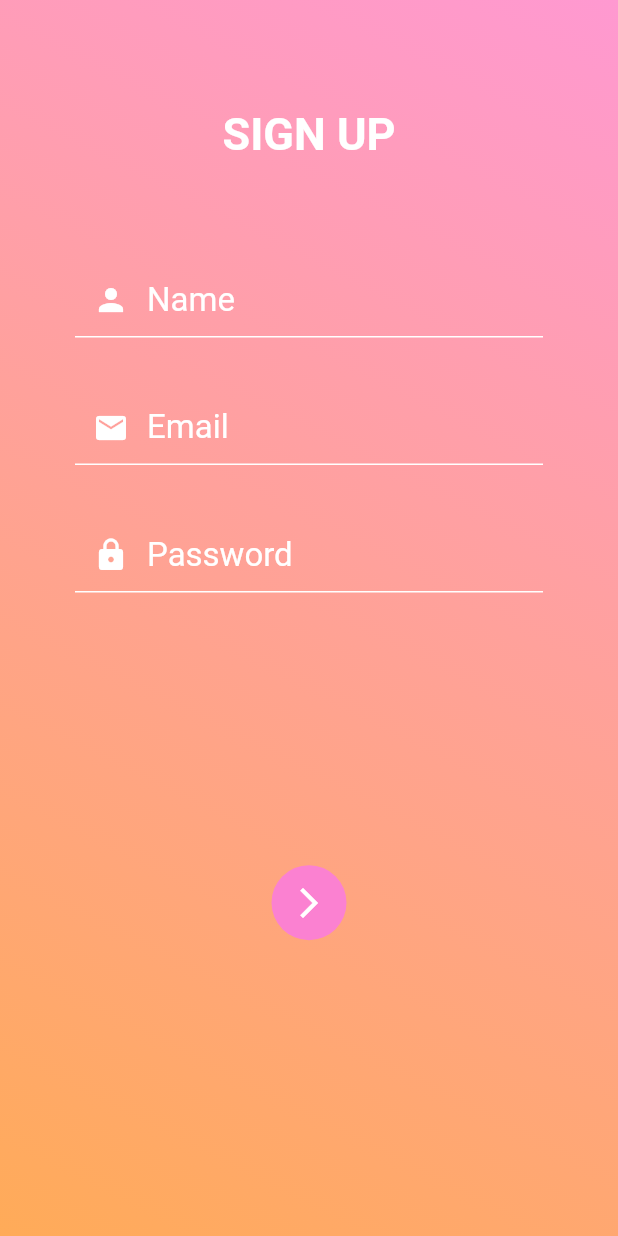
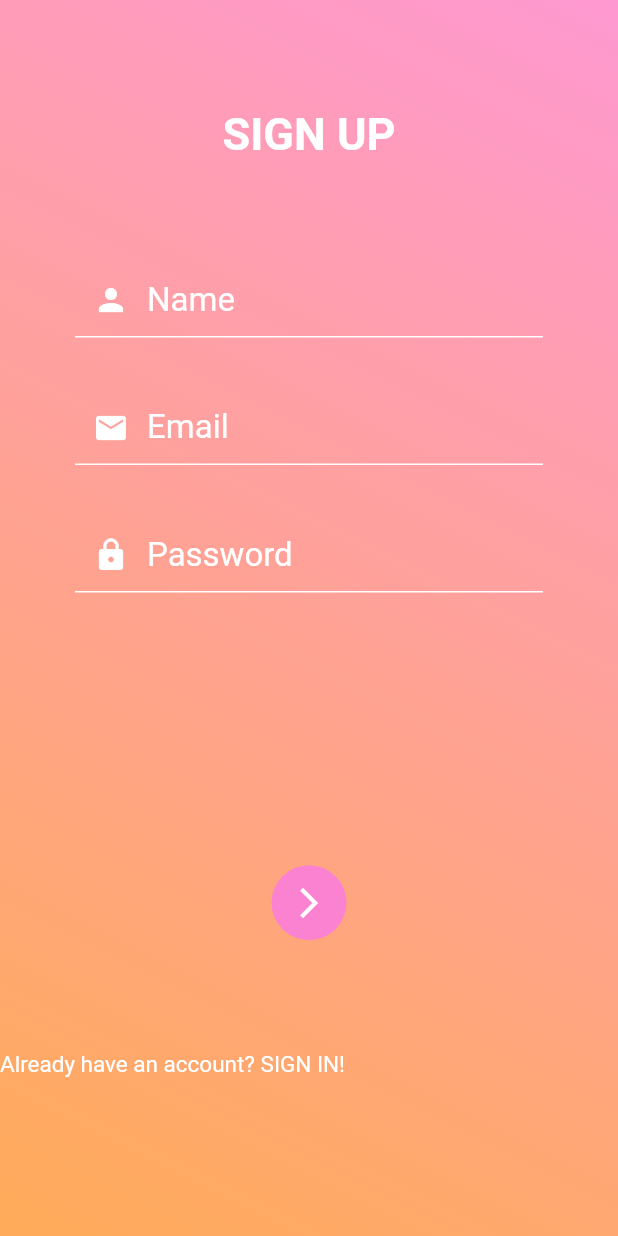
Before and after one commit to Omine100/Thirty, a Flutter app: the screen it shows after launch, after a tap on "SIGN UP", on a phone screen of 412 x 824 dp. Run offline on Flutter 3.47's test engine with Material 2 defaults, Android fonts, the phone set to English and light mode, and no system bars; our stand-ins replace cloud_firestore, firebase_auth; accounts and stored records are empty.

Commit message:
login.dart update
Trying to get a new alternative login option thing going, like switching between login and signup, not google sign in and stuff like that

```diff
--- a/thirty_1.0/thirty/lib/pages/login.dart
+++ b/thirty_1.0/thirty/lib/pages/login.dart
@@ -27,7 +27,13 @@ class _LoginScreenState extends State<LoginScreen> {
   //Variable initialization
   final _formKey = GlobalKey<FormState>();
   String _name, _email, _password, _errorMessage;
-  bool _isLoading, _isVisible = false;
+  bool _isLoading, _isVisible = false, _isSignIn;
+
+  //Mechanics: Initial state
+  void initState() {
+    super.initState();
+    _isSignIn = widget.isSignIn;
+  }
 
   //Mechanics: Reset the form
   void resetForm() {
@@ -131,6 +137,22 @@ class _LoginScreenState extends State<LoginScreen> {
       child: Icon(
         _isVisible ? Icons.visibility : Icons.visibility_off,
         color: Theme.of(context).colorScheme.loginTitleColor,
+      ),
+    );
+  }
+
+  //User interface: Show alternative button
+  Widget showAlternativeButton() {
+    return new Text(
+      _isSignIn
+          ? "Don't have an account? SIGN UP!"
+          : "Already have an account? SIGN IN!",
+      style: TextStyle(
+        color: Theme.of(context).colorScheme.loginAlternativeButtonTextColor,
+        fontSize:
+            Theme.of(context).textTheme.loginAlternativeButtonTextFontSize,
+        fontWeight:
+            Theme.of(context).typography.loginAlternativeButtonTextFontWeight,
       ),
     );
   }
@@ -242,6 +264,18 @@ class _LoginScreenState extends State<LoginScreen> {
               ),
               Positioned(
                 top: themes.getPosition(
+                    context, true, "loginAlternativeButtonPosition"),
+                child: GestureDetector(
+                  onTap: () {
+                    setState(() {
+                      _isSignIn = !_isSignIn;
+                    });
+                  },
+                  child: showAlternativeButton(),
+                ),
+              ),
+              Positioned(
+                top: themes.getPosition(
                     context, true, "loginForgotPasswordButtonPosition"),
                 child: GestureDetector(
                   onTap: () {
--- a/thirty_1.0/thirty/lib/standards/themes.dart
+++ b/thirty_1.0/thirty/lib/standards/themes.dart
@@ -18,8 +18,9 @@ extension CustomColorScheme on ColorScheme {
   Color get loginTextInputColor => const Color(0xFFFFFFFF);
   Color get loginProgressionButtonColor => const Color(0xFFFB81D1);
   Color get loginProgressionButtonIconColor => const Color(0xFFFFFFFF);
+  Color get loginAlternativeButtonTextColor => const Color(0xFFFFFFFF);
+  Color get loginForgotPasswordButtonTextColor => const Color(0xFFFFFFFF);
   Color get loginErrorMessageColor => const Color(0xFFF44336);
-  Color get loginForgotPasswordButtonTextColor => const Color(0xFFFFFFFF);
 
   Color get forgotPasswordTitleColor => const Color(0xFFFFFFFF);
   Color get forgotPasswordTextInputColor => const Color(0xFFFFFFFF);
@@ -33,8 +34,9 @@ extension CustomFontSizes on TextTheme {
 
   double get loginTitleFontSize => 30.0;
   double get loginTextInputFontSize => 22.0;
+  double get loginAlternativeButtonTextFontSize => 15.0;
+  double get loginForgotPasswordButtonTextFontSize => 15.0;
   double get loginErrorMessageFontSize => 13.0;
-  double get loginForgotPasswordButtonTextFontSize => 15.0;
 
   double get forgotPaswordTitleFontSize => 30.0;
   double get forgotPasswordTextInputFontSize => 22.0;
@@ -48,8 +50,9 @@ extension CustomFontWeights on Typography {
 
   FontWeight get loginTitleFontWeight => FontWeight.w600;
   FontWeight get loginTextInputFontWeight => FontWeight.w300;
+  FontWeight get loginAlternativeButtonTextFontWeight => FontWeight.w400;
+  FontWeight get loginForgotPasswordButtonTextFontWeight => FontWeight.w400;
   FontWeight get loginErrorMessageFontWeight => FontWeight.w300;
-  FontWeight get loginForgotPasswordButtonTextFontWeight => FontWeight.w400;
 
   FontWeight get forgotPasswordTitleFontWeight => FontWeight.w600;
 }
@@ -117,6 +120,9 @@ extension CustomPositions on MaterialTapTargetSize {
         break;
       case "loginProgressionButtonPosition":
         return isTop ? 0.7 : null;
+        break;
+      case "loginAlternativeButtonPosition":
+        return isTop ? 0.85 : null;
         break;
       case "loginForgotPasswordButtonPosition":
         return isTop ? 0.9 : null;
```
